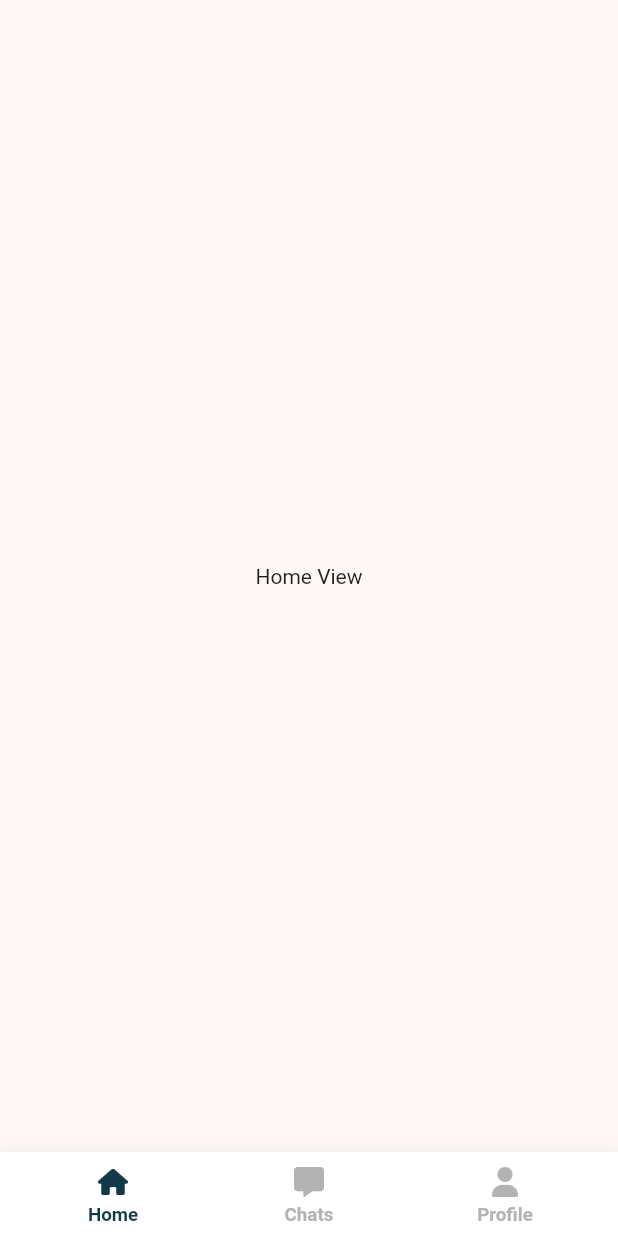
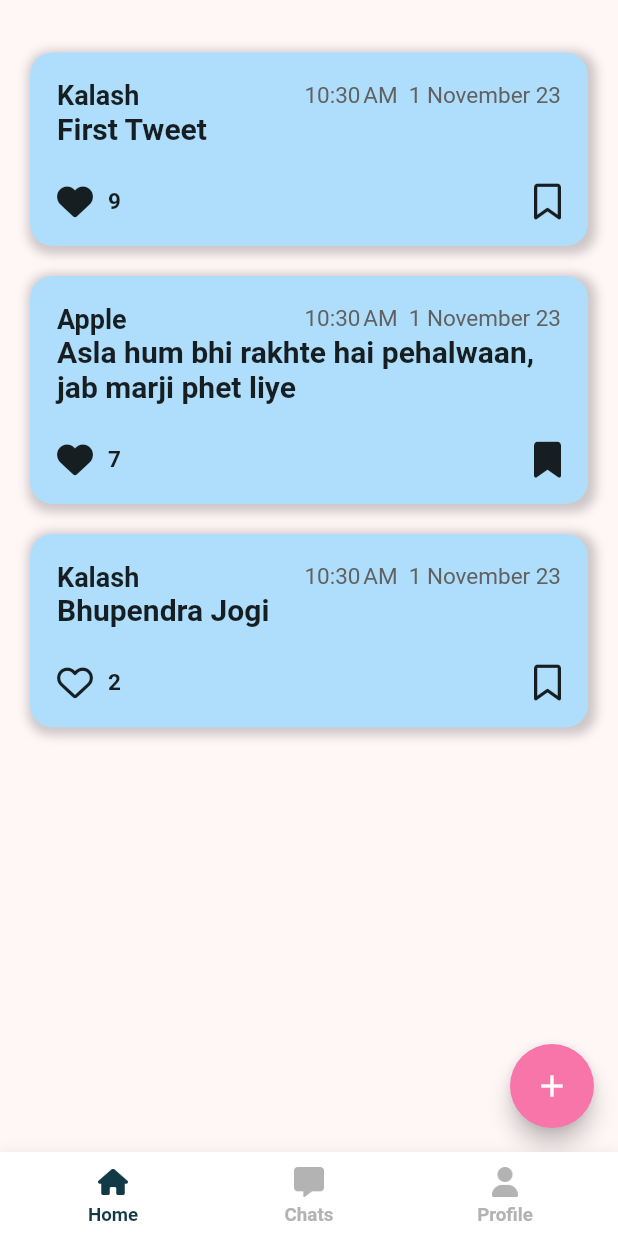
Before and after one commit to insfirred/handl-social-media-app-, a Flutter app: the screen it shows once a user with an empty profile is signed in, on a phone screen of 412 x 824 dp. Run offline on Flutter 3.47's test engine with Material 2 defaults, Android fonts, the phone set to English and light mode, and no system bars; our stand-ins replace auto_route, cloud_firestore, email_validator, firebase_auth, firebase_core, flutter_riverpod and 4 more; accounts and stored records are empty; Roboto replaces fonts that are missing (Dosis).

Commit message:
created basic home view

```diff
--- /dev/null
+++ b/lib/scr/constants/enums_handl.dart
@@ -0,0 +1,3 @@
+enum PostType {
+  tweet,
+}
--- /dev/null
+++ b/lib/scr/models/tweet.dart
@@ -0,0 +1,32 @@
+import 'package:freezed_annotation/freezed_annotation.dart';
+
+part 'tweet.g.dart';
+
+@JsonSerializable()
+class Tweet {
+  final String text;
+  @JsonKey(name: 'created_at')
+  final DateTime createdAt;
+  @JsonKey(name: 'created_by_id')
+  final String createdById;
+  @JsonKey(name: 'created_by_name')
+  final String createdByName;
+  final int likes;
+  @JsonKey(name: 'self_liked')
+  final bool selfLiked;
+  @JsonKey(name: 'is_boormarked')
+  final bool isBookmarked;
+
+  const Tweet({
+    required this.text,
+    required this.createdAt,
+    required this.createdById,
+    required this.createdByName,
+    required this.likes,
+    required this.selfLiked,
+    required this.isBookmarked,
+  });
+
+  factory Tweet.fromJson(Map<String, dynamic> json) => _$TweetFromJson(json);
+  Map<String, dynamic> toJson() => _$TweetToJson(this);
+}
--- a/lib/scr/ui/home/home_view.dart
+++ b/lib/scr/ui/home/home_view.dart
@@ -1,5 +1,8 @@
 import 'package:auto_route/auto_route.dart';
 import 'package:flutter/material.dart';
+import 'package:social_media/scr/models/tweet.dart';
+
+import 'widgets/tweet_card.dart';
 
 @RoutePage()
 class HomeView extends StatelessWidget {
@@ -7,9 +10,49 @@ class HomeView extends StatelessWidget {
 
   @override
   Widget build(BuildContext context) {
-    return const SafeArea(
-      child: Center(
-        child: Text('Home View'),
+    List<Tweet> tweetsList = [
+      Tweet(
+        text: "First Tweet",
+        createdAt: DateTime.now(),
+        createdById: "ebcbvabkuvbkrevbaekav",
+        createdByName: "Kalash",
+        likes: 9,
+        selfLiked: true,
+        isBookmarked: false,
+      ),
+      Tweet(
+        text: "Asla hum bhi rakhte hai pehalwaan, jab marji phet liye",
+        createdAt: DateTime.now(),
+        createdById: "ebcbvabkuvbkrevbaekav",
+        createdByName: "Apple",
+        likes: 7,
+        selfLiked: true,
+        isBookmarked: true,
+      ),
+      Tweet(
+        text: "Bhupendra Jogi",
+        createdAt: DateTime.now(),
+        createdById: "ebcbvabkuvbkrevbaekav",
+        createdByName: "Kalash",
+        likes: 2,
+        selfLiked: false,
+        isBookmarked: false,
+      ),
+    ];
+    return Scaffold(
+      body: SafeArea(
+        child: ListView.builder(
+          padding: const EdgeInsets.symmetric(horizontal: 20, vertical: 25),
+          itemCount: tweetsList.length,
+          itemBuilder: (context, index) => TweetCard(tweet: tweetsList[index]),
+        ),
+      ),
+      floatingActionButton: FloatingActionButton(
+        onPressed: () {},
+        child: const Icon(
+          Icons.add,
+          color: Colors.white,
+        ),
       ),
     );
   }
--- /dev/null
+++ b/lib/scr/ui/home/home_view_model.dart
@@ -0,0 +1,91 @@
+import 'package:cloud_firestore/cloud_firestore.dart';
+import 'package:firebase_auth/firebase_auth.dart';
+import 'package:flutter_riverpod/flutter_riverpod.dart';
+import 'package:freezed_annotation/freezed_annotation.dart';
+import 'package:social_media/scr/models/tweet.dart';
+
+import '../../services/cloud_firestore.dart';
+import '../../services/firebase_auth.dart';
+
+part 'home_view_model.freezed.dart';
+
+final homeViewModelProvider =
+    StateNotifierProvider.autoDispose<HomeViewModel, HomeViewState>(
+  (ref) => HomeViewModel(
+    firebaseAuth: ref.watch(firebaseAuthProvider),
+    fireStore: ref.watch(firestoreProvider),
+    ref: ref,
+  ),
+);
+
+class HomeViewModel extends StateNotifier<HomeViewState> {
+  final FirebaseAuth firebaseAuth;
+  final FirebaseFirestore fireStore;
+  final StateNotifierProviderRef ref;
+  // late StreamSubscription<DocumentSnapshot<Map<String, dynamic>>> _subscription;
+
+  HomeViewModel({
+    required this.firebaseAuth,
+    required this.fireStore,
+    required this.ref,
+  }) : super(const HomeViewState()) {
+    // setChatUser(ref.read(chatsViewModelProvider).selectedChatUser!);
+    // state = state.copyWith(status: HomeViewStatus.loading);
+    // try {
+    //   _subscription = fireStore
+    //       .collection('chats')
+    //       .doc(
+    //         _getChatDocId(
+    //           ref.read(appRepositoryProvider).authUser!.uid,
+    //           state.chatUser!.id,
+    //         ),
+    //       )
+    //       .snapshots()
+    //       .listen(
+    //     (snapshot) {
+    //       if (snapshot.exists) {
+    //         List messagesListJson = snapshot.data()!['all_messages_list'];
+    //         List<Message> messagesList =
+    //             messagesListJson.map((json) => Message.fromJson(json)).toList();
+
+    //         // sorting the list according to time
+    //         messagesList.sort(
+    //           (a, b) => a.createdAt.compareTo(b.createdAt),
+    //         );
+
+    //         // reversing the list
+    //         messagesList = List.from(messagesList.reversed);
+
+    //         state = state.copyWith(
+    //           messagesList: messagesList,
+    //           status: SingleChatViewStatus.loaded,
+    //         );
+    //         ref.read(chatsViewModelProvider.notifier).refreshChatView();
+    //       } else {
+    //         state = state.copyWith(status: SingleChatViewStatus.loaded);
+    //       }
+    //     },
+    //   );
+    // } catch (e) {
+    //   _setError(e.toString());
+    //   state = state.copyWith(status: SingleChatViewStatus.error);
+    //   print(e);
+    // }
+  }
+}
+
+@freezed
+class HomeViewState with _$HomeViewState {
+  const factory HomeViewState({
+    @Default([]) List<Tweet> tweetsList,
+    @Default(HomeViewStatus.initial) HomeViewStatus status,
+    String? errorMessage,
+  }) = _HomeViewState;
+}
+
+enum HomeViewStatus {
+  initial,
+  loading,
+  loaded,
+  error,
+}
--- /dev/null
+++ b/lib/scr/ui/home/widgets/tweet_card.dart
@@ -0,0 +1,94 @@
+import 'package:flutter/material.dart';
+import 'package:font_awesome_flutter/font_awesome_flutter.dart';
+import 'package:google_fonts/google_fonts.dart';
+import 'package:intl/intl.dart';
+
+import '../../../constants/colors.dart';
+import '../../../models/tweet.dart';
+
+class TweetCard extends StatelessWidget {
+  const TweetCard({
+    super.key,
+    required this.tweet,
+  });
+
+  final Tweet tweet;
+
+  @override
+  Widget build(BuildContext context) {
+    return Container(
+      margin: const EdgeInsets.symmetric(vertical: 10),
+      padding: const EdgeInsets.all(18),
+      decoration: BoxDecoration(
+          color: secondaryColor,
+          boxShadow: const [
+            BoxShadow(
+              blurRadius: 5,
+              spreadRadius: 3,
+              color: Color.fromARGB(50, 0, 0, 0),
+              offset: Offset(2, 2),
+            )
+          ],
+          borderRadius: BorderRadius.circular(15)),
+      child: Column(
+        crossAxisAlignment: CrossAxisAlignment.start,
+        children: [
+          Row(
+            mainAxisAlignment: MainAxisAlignment.spaceBetween,
+            children: [
+              Text(
+                tweet.createdByName,
+                style: GoogleFonts.dosis(
+                  fontWeight: FontWeight.w700,
+                  fontSize: 18,
+                ),
+              ),
+              Text(
+                "${DateFormat.jm().format(tweet.createdAt)}  ${DateFormat('d MMMM yy').format(tweet.createdAt)}",
+                style: GoogleFonts.dosis(
+                  color: Colors.grey[700],
+                  fontSize: 15,
+                ),
+              ),
+            ],
+          ),
+          Text(
+            tweet.text,
+            style: GoogleFonts.dosis(
+              fontWeight: FontWeight.w600,
+              fontSize: 20,
+            ),
+          ),
+          const SizedBox(height: 25),
+          Row(
+            mainAxisAlignment: MainAxisAlignment.spaceBetween,
+            children: [
+              Row(
+                children: [
+                  FaIcon(
+                    tweet.selfLiked
+                        ? FontAwesomeIcons.solidHeart
+                        : FontAwesomeIcons.heart,
+                  ),
+                  const SizedBox(width: 10),
+                  Text(
+                    tweet.likes.toString(),
+                    style: GoogleFonts.dosis(
+                      fontSize: 15,
+                      fontWeight: FontWeight.w600,
+                    ),
+                  ),
+                ],
+              ),
+              FaIcon(
+                tweet.isBookmarked
+                    ? FontAwesomeIcons.solidBookmark
+                    : FontAwesomeIcons.bookmark,
+              ),
+            ],
+          )
+        ],
+      ),
+    );
+  }
+}
--- a/pubspec.yaml
+++ b/pubspec.yaml
@@ -45,6 +45,7 @@ dependencies:
   email_validator: ^2.1.17
   cloud_firestore: ^4.12.1
   intl: ^0.18.1
+  font_awesome_flutter: ^10.6.0
 
 dev_dependencies:
   flutter_test:
```
Also changed, not shown: lib/scr/models/tweet.g.dart (added), lib/scr/ui/chats/chats_view_model.freezed.dart, lib/scr/ui/home/home_view_model.freezed.dart (added), lib/scr/ui/upload_post/upload_post_view.dart (added), pubspec.lock.
